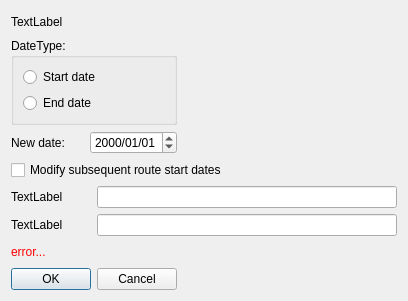
allenck/mapper, file mapper_app/ui/modifyroutedatedlg.ui: the form before one commit.
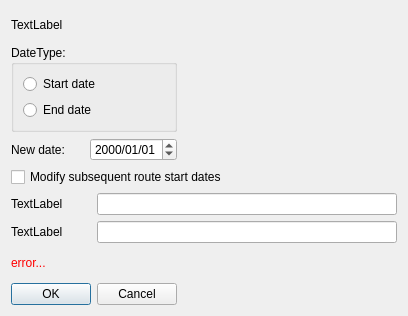
The form after the commit.

Diff of the .ui file:
```diff
--- a/mapper_app/ui/modifyroutedatedlg.ui
+++ b/mapper_app/ui/modifyroutedatedlg.ui
@@ -7,7 +7,7 @@
     <x>0</x>
     <y>0</y>
     <width>408</width>
-    <height>301</height>
+    <height>316</height>
    </rect>
   </property>
   <property name="windowTitle">
```
